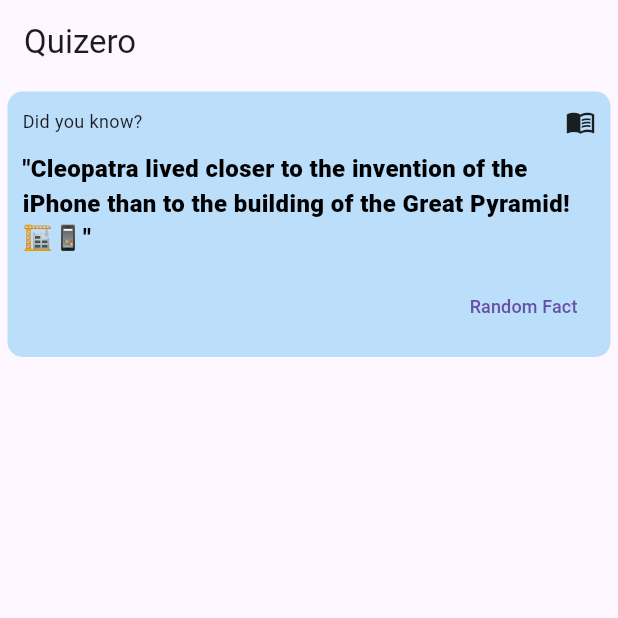
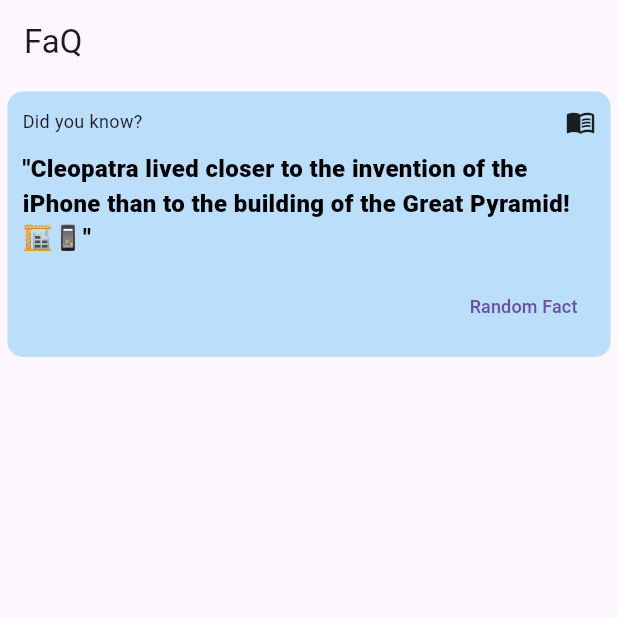
Before and after one commit to himal-13/Quizero, a Flutter app: the screen it shows after launch, on a phone screen of 412 x 824 dp, the top half of it. Run offline on Flutter 3.47's test engine with Material 3 defaults, Android fonts, the phone set to English and light mode, and no system bars.

Commit message:
Update app title to 'FaQ' and add QuickQuiz page structure

```diff
--- a/faq/lib/main.dart
+++ b/faq/lib/main.dart
@@ -15,7 +15,7 @@
       debugShowCheckedModeBanner: false,
       home: Scaffold(
         appBar: AppBar(
-          title: const Text('Quizero'),
+          title: const Text('FaQ'),
           backgroundColor: Colors.transparent,
         ),
         body: const HomePage(),
```
Also changed, not shown: faq/lib/pages/quick_quiz.dart (added, +17 -0 lines).
